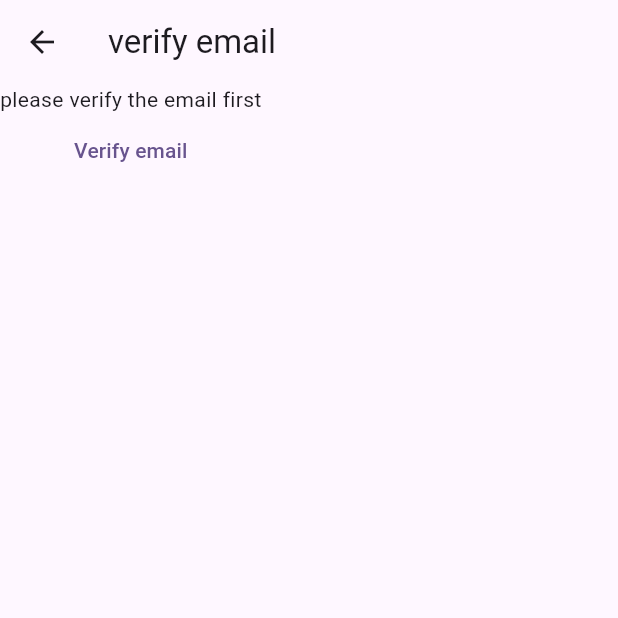
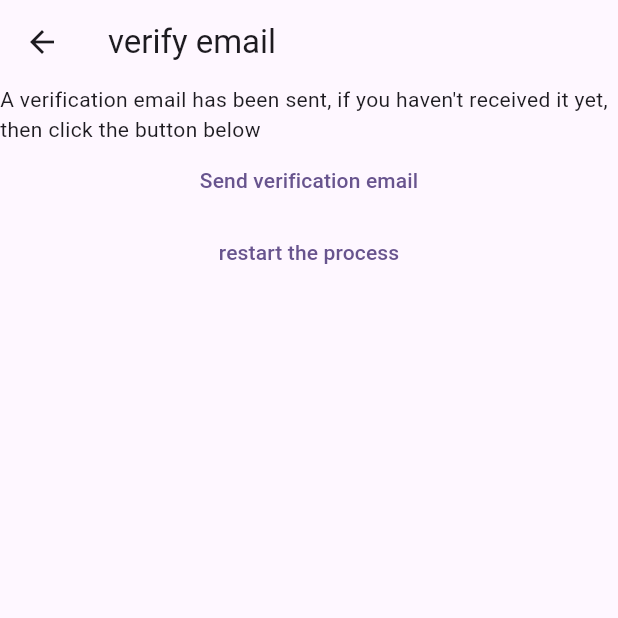
Before and after one commit to swapnil-up/noteski, a Flutter app: the VerifyEmail screen opened directly, on a phone screen of 412 x 824 dp, the top half of it. Run offline on Flutter 3.47's test engine with Material 3 defaults, Android fonts, the phone set to English and light mode, and no system bars; our stand-ins replace firebase_auth, firebase_core; accounts and stored records are empty.

Commit message:
added route from the register to verification and fixed issues.

```diff
--- a/lib/constants/routes.dart
+++ b/lib/constants/routes.dart
@@ -1,3 +1,4 @@
 const loginRoute='/login/';
 const registerRoute='/register/';
 const notesRoute='/notes/';
+const verifyEmailRoute='/verify/';
--- a/lib/main.dart
+++ b/lib/main.dart
@@ -22,6 +22,7 @@ void main() {
         loginRoute: (context) => const LoginView(),
         registerRoute: (context) => const RegisterView(),
         notesRoute: (context) => const NotesView(),
+        verifyEmailRoute: (context)=>const VerifyEmail(),
       },
     ),
   );
--- a/lib/views/register_view.dart
+++ b/lib/views/register_view.dart
@@ -65,6 +65,9 @@ class _RegisterViewState extends State<RegisterView> {
                   password: password,
                 );
                 devtools.log(userCredential.toString());
+                final user = FirebaseAuth.instance.currentUser;
+                user?.sendEmailVerification();
+                Navigator.of(context).pushNamed(verifyEmailRoute);
               } on FirebaseAuthException catch (e) {
                 devtools.log(e.code.toString());
                 if (e.code == 'invalid-email') {
--- a/lib/views/verify_email_view.dart
+++ b/lib/views/verify_email_view.dart
@@ -1,6 +1,8 @@
 import 'package:firebase_auth/firebase_auth.dart';
 import 'package:flutter/material.dart';
 import 'dart:developer' as devtools show log;
+
+import 'package:noteski/constants/routes.dart';
 
 class VerifyEmail extends StatefulWidget {
   const VerifyEmail({super.key});
@@ -18,7 +20,8 @@ class _VerifyEmailState extends State<VerifyEmail> {
       ),
       body: Column(
         children: [
-          const Text('please verify the email first'),
+          const Text(
+              'A verification email has been sent, if you haven\'t received it yet, then click the button below'),
           TextButton(
             onPressed: () async {
               User? user = FirebaseAuth.instance.currentUser;
@@ -31,7 +34,17 @@ class _VerifyEmailState extends State<VerifyEmail> {
                 devtools.log('No user found');
               }
             },
-            child: const Text('Verify email'),
+            child: const Text('Send verification email'),
+          ),
+          TextButton(
+            onPressed: () async {
+              FirebaseAuth.instance.signOut();
+              Navigator.of(context).pushNamedAndRemoveUntil(
+                registerRoute,
+                (route) => false,
+              );
+            },
+            child: const Text('restart the process'),
           ),
         ],
       ),
```
Also changed, not shown: lib/views/login_view.dart (+5 -5 lines), 1 other file.
